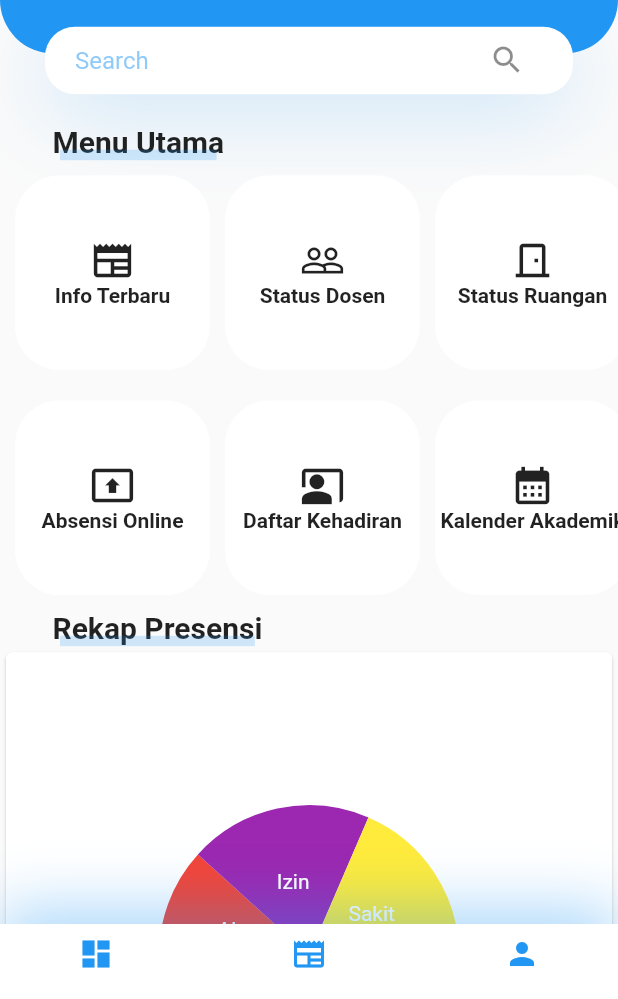
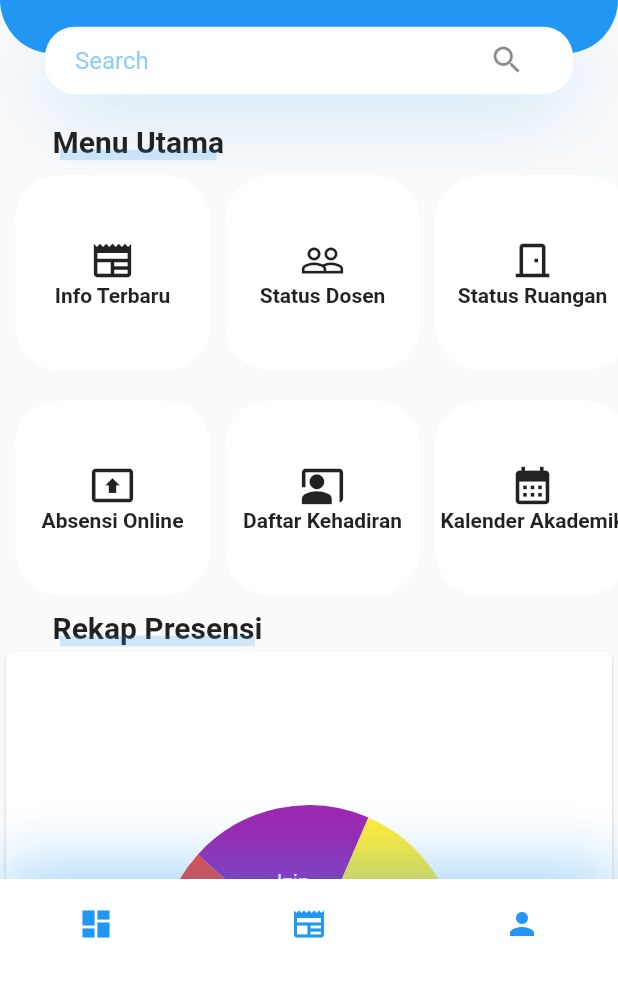
Before and after one commit to bintangpz/smart_polnes, a Flutter app: the Dashboard screen opened directly, on a phone screen of 412 x 824 dp, the part 237-1236 px from its top. Run offline on Flutter 3.47's test engine with Material 2 defaults, Android fonts, the phone set to English and light mode, and no system bars; drawn by our look-alikes of fl_chart; our stand-ins replace flutter_login, introduction_screen.

Commit message:
renamed:    lib/content/kalender_akademik.dart -> lib/content/Kalender_akademik/body.dart 	new file:   lib/content/Kalender_akademik/kalender_akademik.dart 	deleted:    lib/content/body.dart 	modified:   lib/mainpage/My_bottom_navigation_bar.dart 	modified:   lib/mainpage/menu_kedua.dart

```diff
--- a/lib/content/kalender_akademik.dart
+++ b/lib/content/Kalender_akademik/body.dart
@@ -1,8 +1,8 @@
 import 'package:flutter/material.dart';
 import 'package:smart_polnes/aset/constants.dart';
 
-class KalenderAkademik extends StatelessWidget {
-  const KalenderAkademik({super.key});
+class Body extends StatelessWidget {
+  const Body({super.key});
 
   @override
   Widget build(BuildContext context) {
--- a/lib/mainpage/My_bottom_navigation_bar.dart
+++ b/lib/mainpage/My_bottom_navigation_bar.dart
@@ -1,4 +1,3 @@
-
 import 'package:flutter/material.dart';
 import 'package:smart_polnes/aset/constants.dart';
 
@@ -11,11 +10,11 @@ class MyBottomNavigationBar extends StatelessWidget {
   Widget build(BuildContext context) {
     return Container(
       padding: EdgeInsets.only(
-        left: kDefaultPadding*2,
-        right: kDefaultPadding*2,
+        left: kDefaultPadding * 2,
+        right: kDefaultPadding * 2,
         bottom: kDefaultPadding,
       ),
-      height: 50,
+      height: 80,
       decoration: BoxDecoration(color: Colors.white, boxShadow: [
         BoxShadow(
           offset: Offset(0, -10),
@@ -27,20 +26,23 @@ class MyBottomNavigationBar extends StatelessWidget {
         mainAxisAlignment: MainAxisAlignment.spaceBetween,
         children: <Widget>[
           IconButton(
-            icon: Icon(Icons.dashboard,
-            color: Colors.blue,
+            icon: Icon(
+              Icons.dashboard,
+              color: Colors.blue,
             ),
             onPressed: () {},
           ),
           IconButton(
-            icon: Icon(Icons.newspaper_outlined,
-            color: Colors.blue,
+            icon: Icon(
+              Icons.newspaper_outlined,
+              color: Colors.blue,
             ),
             onPressed: () {},
           ),
           IconButton(
-            icon: Icon(Icons.person,
-            color: Colors.blue,
+            icon: Icon(
+              Icons.person,
+              color: Colors.blue,
             ),
             onPressed: () {},
           ),
--- a/lib/mainpage/menu_kedua.dart
+++ b/lib/mainpage/menu_kedua.dart
@@ -1,6 +1,6 @@
 import 'package:flutter/material.dart';
-import 'package:smart_polnes/content/kalender_akademik.dart';
-import 'package:smart_polnes/content/kalender_akademik.dart';
+import 'package:smart_polnes/content/Kalender_akademik/kalender_akademik.dart';
+import 'package:smart_polnes/content/Kalender_akademik/body.dart';
 
 class MenuKedua extends StatelessWidget {
   const MenuKedua({
```
Also changed, not shown: lib/content/Kalender_akademik/kalender_akademik.dart (added, +14 -0 lines), lib/content/body.dart (deleted, +0 -13 lines).
